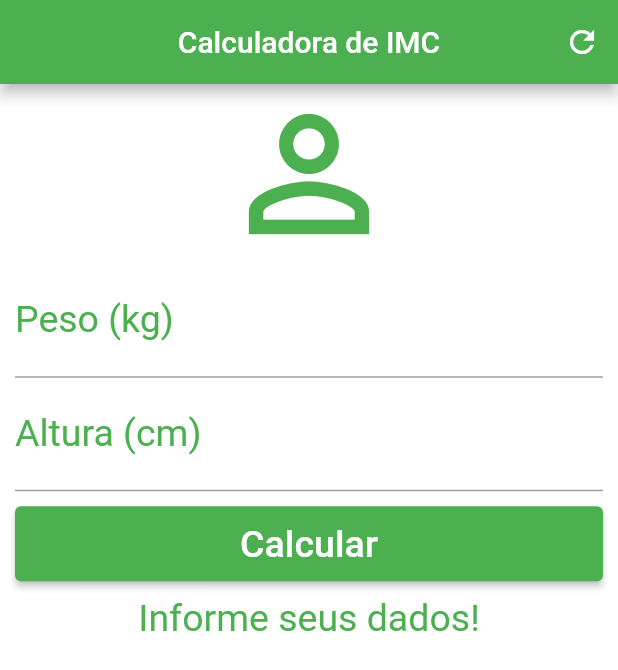
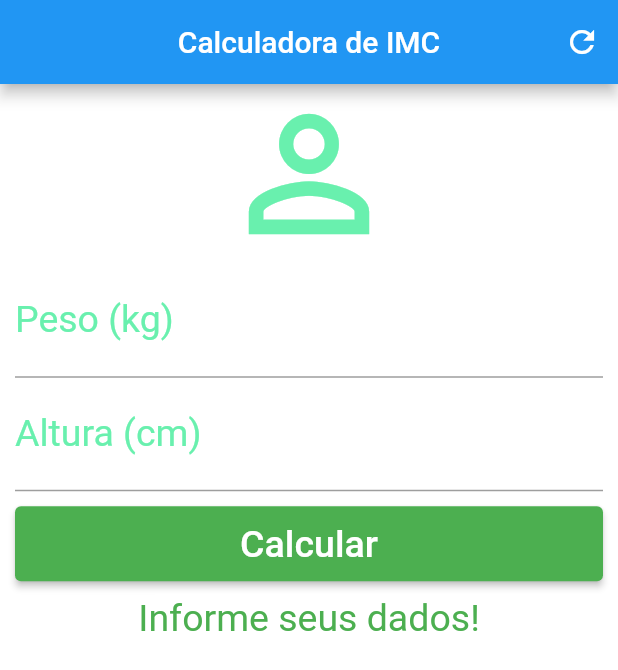
Before and after one commit to ThiagoSantos-devthb/Calculadora-de-IMC, a Flutter app: the screen it shows after launch, after a tap on "Calcular", after a tap on the "refresh" icon, on a phone screen of 412 x 824 dp. Shown: the top 670 px of the screen. Run offline on Flutter 3.47's test engine with Material 2 defaults, Android fonts, the phone set to English and light mode, and no system bars.

Commit message:
implements MVC

```diff
--- a/lib/View/home_view.dart
+++ /dev/null
@@ -1,129 +0,0 @@
-import 'package:flutter/material.dart';
-import 'package:flutter/cupertino.dart';
-
-class Home extends StatefulWidget {
-  const Home({Key? key}) : super(key: key);
-
-  @override
-  _HomeState createState() => _HomeState();
-}
-
-class _HomeState extends State<Home> {
-  TextEditingController weightController = TextEditingController();
-  TextEditingController heightController = TextEditingController();
-
-  GlobalKey<FormState> _formKey = GlobalKey<FormState>();
-
-  String _infoText = "Informe seus dados!";
-
-  void _resetFields(){
-    weightController.text = "";
-    heightController.text = "";
-    setState(() {
-      _infoText = "Informe seus dados!";
-      _formKey = GlobalKey<FormState>();
-    });
-  }
-
-  void _calculate(){
-    setState(() {
-      double weight = double.parse(weightController.text);
-      double height = double.parse(heightController.text) / 100;
-      double imc = weight / (height * height);
-      if(imc < 18.6){
-        _infoText = "Abaixo do Peso (${imc.toStringAsPrecision(4)})";
-      } else if(imc >= 18.6 && imc < 24.9){
-        _infoText = "Peso Ideal (${imc.toStringAsPrecision(4)})";
-      } else if(imc >= 24.9 && imc < 29.9){
-        _infoText = "Levemente Acima do Peso (${imc.toStringAsPrecision(4)})";
-      } else if(imc >= 29.9 && imc < 34.9){
-        _infoText = "Obesidade Grau I (${imc.toStringAsPrecision(4)})";
-      } else if(imc >= 34.9 && imc < 39.9){
-        _infoText = "Obesidade Grau II (${imc.toStringAsPrecision(4)})";
-      } else if(imc >= 40){
-        _infoText = "Obesidade Grau III (${imc.toStringAsPrecision(4)})";
-      }
-    });
-  }
-
-  @override
-  Widget build(BuildContext context) {
-    return Scaffold(
-      appBar: AppBar(
-        title: const Text("Calculadora de IMC"),
-        centerTitle: true,
-        backgroundColor: Colors.green,
-        actions: <Widget>[
-          IconButton(
-            icon: const Icon(Icons.refresh),
-            onPressed: _resetFields,
-          )
-        ],
-      ),
-      backgroundColor: Colors.white,
-      body: SingleChildScrollView(
-        padding: const EdgeInsets.fromLTRB(10.0, 0.0, 10.0, 0.0),
-        child: Form(
-          key: _formKey,
-          child: Column(
-            crossAxisAlignment: CrossAxisAlignment.stretch,
-            children: <Widget>[
-              const Icon(Icons.person_outline, size: 120.0, color: Colors.green),
-              TextFormField(
-                keyboardType: TextInputType.number,
-                decoration: const InputDecoration(
-                    labelText: "Peso (kg)",
-                    labelStyle: TextStyle(color: Colors.green)),
-                textAlign: TextAlign.center,
-                style: const TextStyle(color: Colors.green, fontSize: 25.0),
-                controller: weightController,
-                validator: (value) {
-                  if(value!.isEmpty){
-                    return "Insira seu Peso!";
-                  }
-                },
-              ),
-              TextFormField(
-                keyboardType: TextInputType.number,
-                decoration: const InputDecoration(
-                    labelText: "Altura (cm)",
-                    labelStyle: TextStyle(color: Colors.green)),
-                textAlign: TextAlign.center,
-                style: const TextStyle(color: Colors.green, fontSize: 25.0),
-                controller: heightController,
-                validator: (value) {
-                  if(value!.isEmpty){
-                    return "Insira sua Altura!";
-                  }
-                },
-              ),
-              Padding(
-                padding: const EdgeInsets.only(top: 10.0, bottom: 10.0),
-                child: Container(
-                  height: 50.0,
-                  child: ElevatedButton(
-                    onPressed: () {
-                      if(_formKey.currentState!.validate()){
-                        _calculate();
-                      }
-                    },
-                    child: const Text(
-                      "Calcular",
-                      style: TextStyle(color: Colors.white, fontSize: 25.0),
-                    ),
-                   style: ElevatedButton.styleFrom(primary: Colors.green),
-                  ),
-                ),
-              ),
-              Text(
-                _infoText,
-                textAlign: TextAlign.center,
-                style: TextStyle(color: Colors.green, fontSize: 25.0),
-              )
-            ],
-          ),
-        ),
-      ),
-    );
-  }
-}
--- /dev/null
+++ b/lib/colors/colors_home.dart
@@ -0,0 +1,10 @@
+import 'package:flutter/material.dart';
+
+const mainBackgroundColor = Colors.blue;
+const buttonCalculateColor =Colors.green;
+const textButtonCalculateColor = Colors.white;
+const iconRefreshColor = Colors.white;
+const textFieldColor = Colors.blue;
+const labelTextFieldColor = Colors.greenAccent;
+const textResultColor = Colors.green;
+const iconPersonColor = Colors.greenAccent;
--- /dev/null
+++ b/lib/home/View/home_view.dart
@@ -0,0 +1,107 @@
+import 'package:calculadora_imc/colors/colors_home.dart';
+import 'package:calculadora_imc/home/controller/home_controller.dart';
+import 'package:flutter/material.dart';
+import 'package:flutter/cupertino.dart';
+
+class Home extends StatefulWidget {
+  const Home({Key? key}) : super(key: key);
+
+  @override
+  _HomeState createState() => _HomeState();
+}
+
+class _HomeState extends State<Home> {
+
+
+  final controller = HomeController();
+
+
+
+  @override
+  Widget build(BuildContext context) {
+    return Scaffold(
+      appBar: AppBar(
+        title: const Text("Calculadora de IMC"),
+        centerTitle: true,
+        backgroundColor: mainBackgroundColor,
+        actions: <Widget>[
+          IconButton(
+            icon: const Icon(Icons.refresh),
+            color: iconRefreshColor,
+            onPressed: (){
+              setState(() {
+              controller.resetFields();
+            });}
+          )
+        ],
+      ),
+      backgroundColor: Colors.white,
+      body: SingleChildScrollView(
+        padding: const EdgeInsets.fromLTRB(10.0, 0.0, 10.0, 0.0),
+        child: Form(
+          key: controller.formKey,
+          child: Column(
+            crossAxisAlignment: CrossAxisAlignment.stretch,
+            children: <Widget>[
+              const Icon(Icons.person_outline, size: 120.0, color: iconPersonColor),
+              TextFormField(
+                keyboardType: TextInputType.number,
+                decoration: const InputDecoration(
+                    labelText: "Peso (kg)",
+                    labelStyle: TextStyle(color: labelTextFieldColor)),
+                textAlign: TextAlign.center,
+                style: const TextStyle(color: textFieldColor, fontSize: 25.0),
+                controller: controller.weightController,
+                validator:(value){
+                  if(value!.isEmpty){
+                    return "Insira seu Peso!";
+                   }
+                },
+              ),
+              TextFormField(
+                keyboardType: TextInputType.number,
+                decoration: const InputDecoration(
+                    labelText: "Altura (cm)",
+                    labelStyle: TextStyle(color: labelTextFieldColor)),
+                textAlign: TextAlign.center,
+                style: const TextStyle(color: textFieldColor, fontSize: 25.0),
+                controller:controller.heightController,
+                validator: (value) {
+                  if(value!.isEmpty){
+                    return "Insira sua Altura!";
+                  }
+                },
+              ),
+              Padding(
+                padding: const EdgeInsets.only(top: 10.0, bottom: 10.0),
+                child: SizedBox(
+                  height: 50.0,
+                  child: ElevatedButton(
+                    onPressed: () {
+                      setState(() {
+                        if(controller.formKey.currentState!.validate()){
+                         controller.calculateImc();
+                        }
+                      });
+
+                    },
+                    child: const Text(
+                      "Calcular",
+                      style: TextStyle(color: textButtonCalculateColor, fontSize: 25.0),
+                    ),
+                   style: ElevatedButton.styleFrom(primary: buttonCalculateColor),
+                  ),
+                ),
+              ),
+              Text(
+                controller.infoText,
+                textAlign: TextAlign.center,
+                style: const TextStyle(color: textResultColor, fontSize: 25.0),
+              )
+            ],
+          ),
+        ),
+      ),
+    );
+  }
+}
--- /dev/null
+++ b/lib/home/controller/home_controller.dart
@@ -0,0 +1,52 @@
+import 'package:calculadora_imc/home/imc_model/person_model.dart';
+import 'package:flutter/material.dart';
+
+class HomeController{
+
+
+  //
+  // double weight = 0.0 ;
+  // double height = 0.0;
+
+  TextEditingController weightController = TextEditingController();
+  TextEditingController heightController = TextEditingController();
+
+
+
+  GlobalKey<FormState> formKey = GlobalKey<FormState>();
+
+  String infoText = "Informe seus dados!";
+
+
+  void calculateImc(){
+    double weight = double.parse(weightController.text);
+    double height = double.parse(heightController.text) / 100;
+
+    final imc = PersonModel(height: height, weight: weight).getImc();
+
+    if(imc < 18.6){
+    infoText = "Abaixo do Peso (${imc.toStringAsPrecision(4)})";
+    } else if(imc >= 18.6 && imc < 24.9){
+    infoText = "Peso Ideal (${imc.toStringAsPrecision(4)})";
+    } else if(imc >= 24.9 && imc < 29.9){
+    infoText = "Levemente Acima do Peso (${imc.toStringAsPrecision(4)})";
+    } else if(imc >= 29.9 && imc < 34.9){
+    infoText = "Obesidade Grau I (${imc.toStringAsPrecision(4)})";
+    } else if(imc >= 34.9 && imc < 39.9){
+    infoText = "Obesidade Grau II (${imc.toStringAsPrecision(4)})";
+    } else if(imc >= 40){
+    infoText = "Obesidade Grau III (${imc.toStringAsPrecision(4)})";
+    }
+  }
+
+
+  void resetFields(){
+
+    weightController.text = "";
+    heightController.text = "";
+
+    infoText = "Informe seus dados!";
+    formKey = GlobalKey<FormState>();
+
+  }
+}
--- /dev/null
+++ b/lib/home/imc_model/person_model.dart
@@ -0,0 +1,12 @@
+class PersonModel{
+
+  final double weight;
+  final double height;
+
+  PersonModel({required this.height, required this.weight});
+
+  double getImc(){
+    return weight / (height * height);
+  }
+
+}
--- a/lib/main.dart
+++ b/lib/main.dart
@@ -1,9 +1,10 @@
 import 'package:flutter/material.dart';
 
-import 'View/home_view.dart';
+
+import 'home/View/home_view.dart';
 
 void main(){
-  runApp(MaterialApp(
+  runApp(const MaterialApp(
     debugShowCheckedModeBanner: false,
     home: Home(),
   ));
```
Also changed, not shown: lib/View/imc_model/person_model.dart (deleted).
